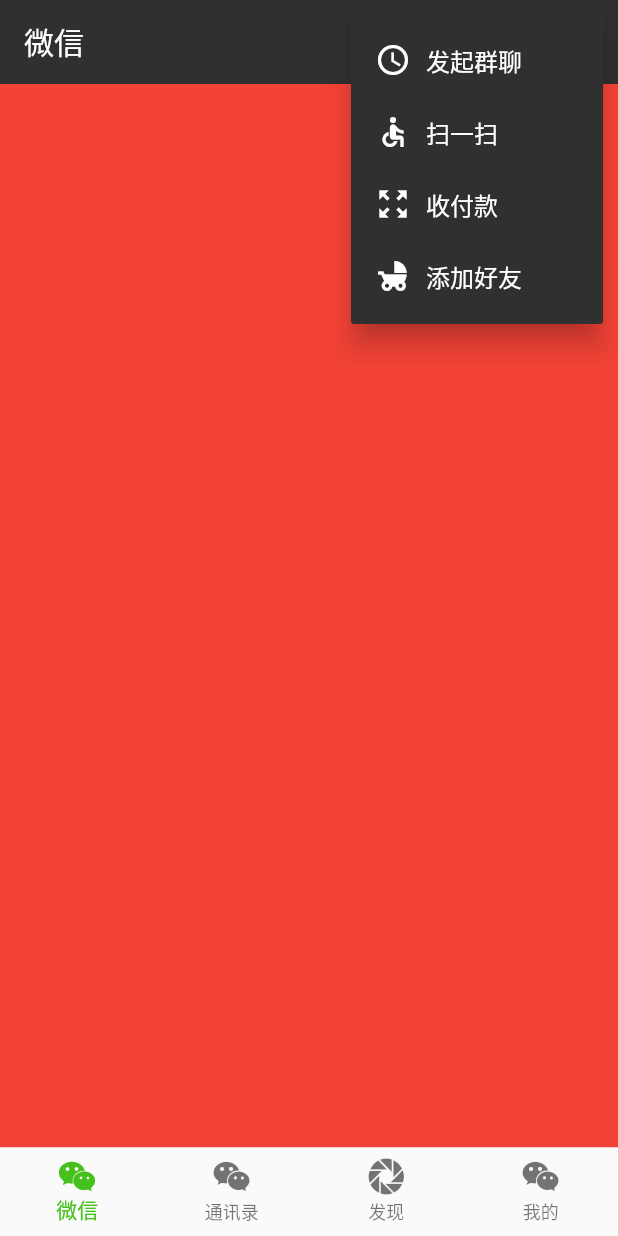
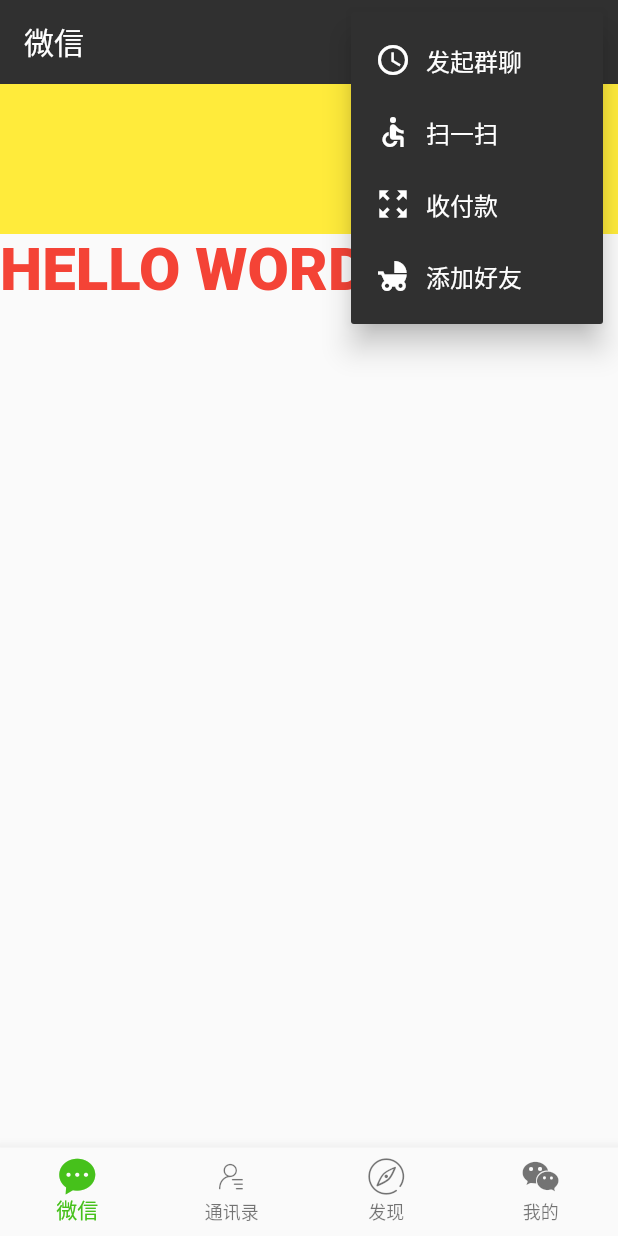
Before and after one commit to fhq343711571/dartDemo, a Flutter app: the screen it shows after launch, after a tap on the "add" icon, on a phone screen of 412 x 824 dp. Run offline on Flutter 3.47's test engine with Material 2 defaults, Android fonts, the phone set to English and light mode, and no system bars.

Commit message:
日常维护

```diff
--- a/lib/home/home_screen.dart
+++ b/lib/home/home_screen.dart
@@ -3,6 +3,7 @@ import 'package:flutter01/constans.dart';
 import 'package:flutter01/model/navigation.dart';
 import '../model/navigation.dart';
 import '../constans.dart';
+import 'wechat.dart';
 
 class HomeScreen extends StatefulWidget {
   @override
@@ -21,21 +22,20 @@ class _HomeScreenState extends State<HomeScreen> {
 
   @override
   void initState() {
-    // TODO: implement initState
     super.initState();
     _navigationViews = [
       NavigationItemView(
           title: "微信",
-          icon: IconData(0xe63b, fontFamily: Constants.IconFontFamily),
-          activeIcon: IconData(0xe63b, fontFamily: Constants.IconFontFamily)),
+          icon: IconData(0xe67c, fontFamily: Constants.IconFontFamily),
+          activeIcon: IconData(0xe67c, fontFamily: Constants.IconFontFamily)),
       NavigationItemView(
           title: "通讯录",
-          icon: IconData(0xe63b, fontFamily: Constants.IconFontFamily),
-          activeIcon: IconData(0xe63b, fontFamily: Constants.IconFontFamily)),
+          icon: IconData(0xe63a, fontFamily: Constants.IconFontFamily),
+          activeIcon: IconData(0xe63a, fontFamily: Constants.IconFontFamily)),
       NavigationItemView(
           title: "发现",
-          icon: IconData(0xe660, fontFamily: Constants.IconFontFamily),
-          activeIcon: IconData(0xe63b, fontFamily: Constants.IconFontFamily)),
+          icon: IconData(0xe746, fontFamily: Constants.IconFontFamily),
+          activeIcon: IconData(0xe746, fontFamily: Constants.IconFontFamily)),
       NavigationItemView(
           title: "我的",
           icon: IconData(0xe63b, fontFamily: Constants.IconFontFamily),
@@ -43,7 +43,7 @@ class _HomeScreenState extends State<HomeScreen> {
     ];
 
     pages = [
-      Container(color: Colors.red),
+      wechat(),
       Container(color: Colors.blue),
       Container(color: Colors.yellow),
       Container(color: Colors.brown)
@@ -71,6 +71,7 @@ class _HomeScreenState extends State<HomeScreen> {
   @override
   Widget build(BuildContext context) {
     final BottomNavigationBar navigationBar = BottomNavigationBar(
+      //底部导航文字变色
       fixedColor: const Color(AppColors.TabIconActive),
       items: _navigationViews.map((NavigationItemView view) {
         return view.item;
@@ -81,7 +82,7 @@ class _HomeScreenState extends State<HomeScreen> {
         setState(() {
           _currentIndex = index;
           _pageController.animateToPage(index,
-              duration: Duration(milliseconds: 200), curve: null);
+              duration: Duration(milliseconds: 200), curve: Curves.ease);
         });
       },
     );
--- /dev/null
+++ b/lib/home/wechat.dart
@@ -0,0 +1,27 @@
+import 'package:flutter/material.dart';
+
+
+/**
+ * 静态控件
+ */
+class wechat extends StatelessWidget{
+  @override
+  Widget build(BuildContext context) {
+    // TODO: implement build
+    return Column(
+      children: <Widget>[
+          Container(
+            color: Colors.yellow,
+            height: 100.0,
+          ),
+          Text("HELLO WORD",style: TextStyle(fontSize: 40.0,color: Colors.red,fontWeight: FontWeight.w900),textAlign:TextAlign.center),
+      ],
+      //主轴
+      mainAxisAlignment: MainAxisAlignment.start,
+      //交叉轴
+      crossAxisAlignment: CrossAxisAlignment.start,
+    );
+  }
+
+
+}
--- a/lib/model/navigation.dart
+++ b/lib/model/navigation.dart
@@ -2,7 +2,7 @@ import 'package:flutter/material.dart';
 
 
 ///底部导航数据结构
-///
+
 class NavigationItemView{
   //固定对象名
   final BottomNavigationBarItem item;
@@ -14,5 +14,4 @@ class NavigationItemView{
       title: Text(title),
       backgroundColor: Colors.white
     );
-
 }
```
Also changed, not shown: assets/fonts/iconfont.ttf, 1 other file.
